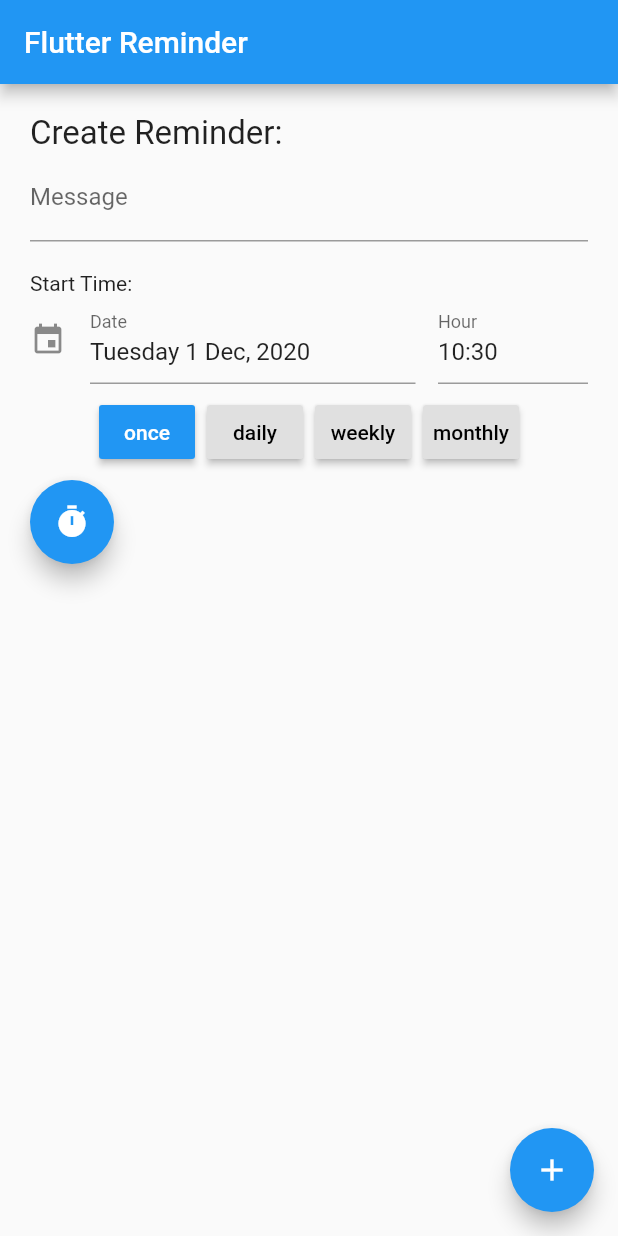
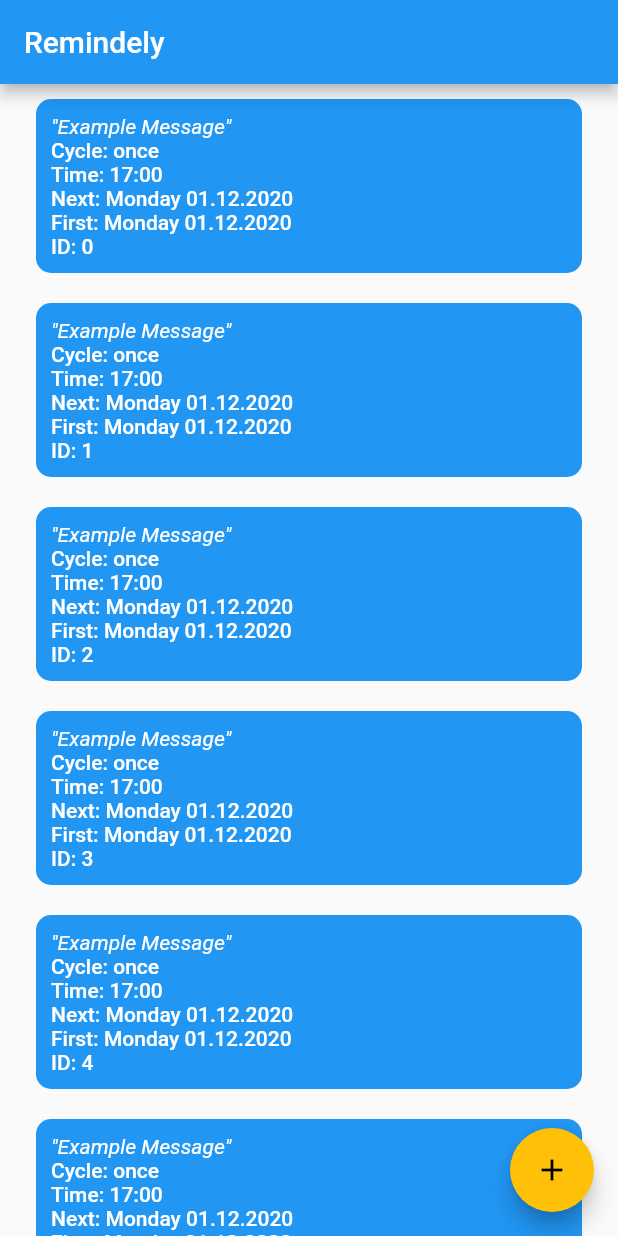
Before and after one commit to JustinHorn/FlutterChallenge, a Flutter app: the screen it shows after launch, on a phone screen of 412 x 824 dp. Run offline on Flutter 3.47's test engine with Material 2 defaults, Android fonts, the phone set to English and light mode, and no system bars; drawn by our look-alikes of date_time_picker; our stand-ins replace sqflite; accounts and stored records are empty.

Commit message:
serveral screens

```diff
--- /dev/null
+++ b/lib/cycle.dart
@@ -0,0 +1,37 @@
+enum Cycle { once, daily, weekly, monthly }
+
+extension CycleExtension on Cycle {
+  String get name {
+    switch (this) {
+      case Cycle.once:
+        return "once";
+      case Cycle.daily:
+        return "daily";
+      case Cycle.weekly:
+        return "weekly";
+      case Cycle.monthly:
+        return "monthly";
+      default:
+        return "";
+    }
+  }
+
+  int get id {
+    switch (this) {
+      case Cycle.once:
+        return 1;
+      case Cycle.daily:
+        return 2;
+      case Cycle.weekly:
+        return 3;
+      case Cycle.monthly:
+        return 4;
+      default:
+        return 0;
+    }
+  }
+
+  Cycle getById(int id) {
+    return Cycle.values.where((element) => element.id == id).first;
+  }
+}
--- a/lib/main.dart
+++ b/lib/main.dart
@@ -1,157 +1,27 @@
 import 'package:flutter/material.dart';
-import 'package:date_time_picker/date_time_picker.dart';
+import 'screens/reminder.dart';
+import 'screens/home.dart';
+import 'package:intl/intl.dart';
+import 'package:intl/date_symbol_data_file.dart';
 
 void main() {
   runApp(MyApp());
 }
 
 class MyApp extends StatelessWidget {
-  // This widget is the root of your application.
   @override
   Widget build(BuildContext context) {
     return MaterialApp(
-      title: 'Flutter Reminder',
+      title: 'Remindely',
       theme: ThemeData(
-        primarySwatch: Colors.blue,
+        primaryColor: Colors.blue,
+        primarySwatch: Colors.amber,
+        primaryTextTheme: TextTheme(
+          bodyText1: TextStyle(color: Colors.white),
+        ),
         visualDensity: VisualDensity.adaptivePlatformDensity,
       ),
-      home: MyHomePage(title: 'Flutter Reminder'),
+      home: HomePage(title: 'Remindely'),
     );
   }
 }
-
-class MyHomePage extends StatefulWidget {
-  MyHomePage({Key key, this.title}) : super(key: key);
-
-  final String title;
-
-  @override
-  _MyHomePageState createState() => _MyHomePageState();
-}
-
-enum Cycle { once, daily, weekly, monthly }
-
-extension CycleExtension on Cycle {
-  String get name {
-    switch (this) {
-      case Cycle.once:
-        return "once";
-      case Cycle.daily:
-        return "daily";
-      case Cycle.weekly:
-        return "weekly";
-      case Cycle.monthly:
-        return "monthly";
-      default:
-        return "";
-    }
-  }
-}
-
-class _MyHomePageState extends State<MyHomePage> {
-  String _message;
-  DateTime time;
-  Cycle _cycle;
-
-  @override
-  void initState() {
-    super.initState();
-
-    _cycle = Cycle.once;
-    _message = "";
-    time = DateTime.now();
-  }
-
-  void logData() {
-    print(_message);
-    print(time);
-
-    print(_cycle.name);
-  }
-
-  @override
-  Widget build(BuildContext context) {
-    return Scaffold(
-      appBar: AppBar(
-        title: Text(widget.title),
-      ),
-      body: Padding(
-        padding: const EdgeInsets.all(20.0),
-        child: Center(
-          child: Container(
-            child: Column(
-              mainAxisAlignment: MainAxisAlignment.start,
-              crossAxisAlignment: CrossAxisAlignment.start,
-              children: <Widget>[
-                Text('Create Reminder:',
-                    style: TextStyle(
-                        fontSize: 22.0, fontWeight: FontWeight.normal)),
-                TextField(
-                  decoration: InputDecoration(labelText: "Message"),
-                  onChanged: (value) => _message = value,
-                ),
-                Container(
-                  padding: EdgeInsets.only(top: 20.0),
-                  child: Column(
-                    crossAxisAlignment: CrossAxisAlignment.start,
-                    children: [
-                      Text("Start Time:"),
-                      DateTimePicker(
-                        type: DateTimePickerType.dateTimeSeparate,
-                        dateMask: 'EEEE d MMM, yyyy',
-                        initialValue: time.toString(),
-                        firstDate: DateTime.now(),
-                        lastDate: DateTime(2100),
-                        icon: Icon(Icons.event),
-                        dateLabelText: 'Date',
-                        timeLabelText: "Hour",
-                        //use24HourFormat: false,
-                        //locale: Locale('pt', 'BR'),
-                        selectableDayPredicate: (date) {
-                          if (date.weekday == 6 || date.weekday == 7) {
-                            return false;
-                          }
-                          return true;
-                        },
-                        onChanged: (val) => time = DateTime.parse(val),
-                      ),
-                      ButtonBar(
-                          alignment: MainAxisAlignment.center,
-                          children: Cycle.values
-                              .map(
-                                (cycle) => RaisedButton(
-                                  padding: const EdgeInsets.all(0.0),
-                                  onPressed: () {
-                                    setState(() {
-                                      _cycle = cycle;
-                                    });
-                                  },
-                                  color: cycle == _cycle ? Colors.blue : null,
-                                  child: Container(
-                                    decoration: BoxDecoration(),
-                                    child: Text(cycle.name),
-                                  ),
-                                ),
-                              )
-                              .toList())
-                    ],
-                  ),
-                ),
-                FloatingActionButton(
-                  onPressed: () => logData(),
-                  tooltip: 'Create Reminder',
-                  child: Icon(Icons.timer),
-                ),
-              ],
-            ),
-          ),
-        ),
-      ),
-      floatingActionButton: FloatingActionButton(
-        onPressed: null,
-        tooltip: 'Increment',
-        child: Icon(Icons.add),
-      ),
-    );
-  }
-}
--- /dev/null
+++ b/lib/models/reminder.dart
@@ -0,0 +1,35 @@
+import 'package:ReminderApp/cycle.dart';
+import 'package:intl/intl.dart';
+
+class Reminder {
+  int id;
+
+  String message;
+  Cycle cycle;
+  String firstDate;
+  String time;
+
+  Reminder(this.id, this.message, this.cycle, this.firstDate, this.time);
+
+  String calcNextDate() {
+    return firstDate;
+  }
+
+  Map<String, dynamic> toMap() {
+    return {
+      "id": id,
+      "message": message,
+      "cycle": cycle.id,
+      "firstDate": firstDate,
+      "time": time,
+    };
+  }
+
+  DateTime getFirstDateTime() {
+    String whole = firstDate + " " + time;
+    print(whole);
+    DateTime dt = DateFormat("EEEE dd.MM.yyyy HH:MM").parse(whole);
+    print(dt.toString());
+    return dt;
+  }
+}
--- /dev/null
+++ b/lib/screens/home.dart
@@ -0,0 +1,126 @@
+import 'package:ReminderApp/models/reminder.dart';
+import 'package:ReminderApp/screens/reminder.dart';
+import 'package:flutter/material.dart';
+import 'package:intl/intl.dart';
+
+import 'package:ReminderApp/cycle.dart';
+
+class HomePage extends StatefulWidget {
+  HomePage({Key key, this.title}) : super(key: key);
+
+  final String title;
+  @override
+  _HomePageState createState() => _HomePageState();
+}
+
+class _HomePageState extends State<HomePage> {
+  @override
+  Widget build(BuildContext context) {
+    return Scaffold(
+      appBar: AppBar(
+        title: Text(widget.title),
+      ),
+      body: Container(
+        width: double.infinity,
+        padding: EdgeInsets.symmetric(
+          horizontal: 24.0,
+          vertical: 0,
+        ),
+        child: ListView(
+          children: [
+            ...List<Widget>.generate(
+              10,
+              (i) => ReminderHomeEntry(
+                Reminder(
+                  i,
+                  "Example Message",
+                  Cycle.once,
+                  "Monday 01.12.2020",
+                  "17:00",
+                ),
+              ),
+            )
+          ],
+        ),
+      ),
+      floatingActionButton: FloatingActionButton(
+        onPressed: () => Navigator.push(
+          context,
+          MaterialPageRoute(
+            builder: (context) => ReminderPage(),
+          ),
+        ),
+        tooltip: 'Increment',
+        child: Icon(Icons.add),
+      ),
+    );
+  }
+}
+
+class ReminderHomeEntry extends StatelessWidget {
+  Reminder reminder;
+
+  ReminderHomeEntry(this.reminder);
+
+  @override
+  Widget build(BuildContext context) {
+    return InkWell(
+      onTap: () {
+        print("hi");
+        Navigator.push(
+          context,
+          MaterialPageRoute(
+            builder: (context) => ReminderPage(
+              title: "Edit Reminder",
+              reminder: reminder,
+            ),
+          ),
+        );
+      },
+      child: Container(
+        padding: EdgeInsets.symmetric(
+          horizontal: 10,
+          vertical: 10,
+        ),
+        margin: EdgeInsets.symmetric(
+          horizontal: 0,
+          vertical: 10,
+        ),
+        decoration: BoxDecoration(
+          borderRadius: BorderRadius.circular(10),
+          color: Theme.of(context).primaryColor,
+        ),
+        child: Column(
+          crossAxisAlignment: CrossAxisAlignment.start,
+          children: [
+            Text(
+              '"${reminder.message}"',
+              style: TextStyle(
+                color: Colors.white,
+                fontStyle: FontStyle.italic,
+              ),
+            ),
+            ...getReminderDataAsList()
+                .map(
+                  (stringData) => Text(
+                    stringData,
+                    style: Theme.of(context).primaryTextTheme.bodyText1,
+                  ),
+                )
+                .toList()
+          ],
+        ),
+      ),
+    );
+  }
+
+  List<String> getReminderDataAsList() {
+    return [
+      "Cycle: " + reminder.cycle.name,
+      "Time: " + reminder.time,
+      "Next: " + reminder.calcNextDate(),
+      "First: " + reminder.firstDate,
+      "ID: " + reminder.id.toString()
+    ];
+  }
+}
--- a/pubspec.yaml
+++ b/pubspec.yaml
@@ -24,7 +24,9 @@ dependencies:
   flutter:
     sdk: flutter
   date_time_picker: ^1.1.0
-
+  sqflite:
+  path:
+  intl: ^0.16.1
 
 
   # The following adds the Cupertino Icons font to your application.
```
Also changed, not shown: lib/database_helper.dart (added, +51 -0 lines), lib/screens/reminder.dart (added, +124 -0 lines), pubspec.lock.
